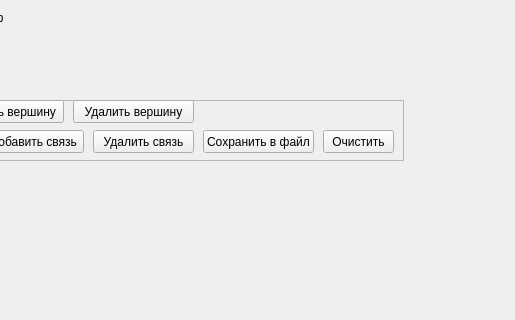
First picture: the form in Lab7/mainwindow.ui, repository Kupchinsky/Programming, before the edit; both pictures show x 107 to 622 and y 0 to 320 of the 622 by 542 pixel window.
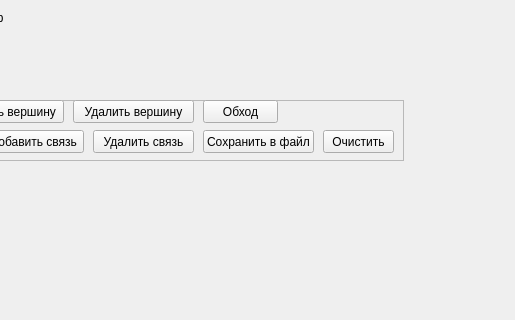
Second picture: the form after the edit. Custom widgets are drawn as their Qt base class.

What changed in the file:
```diff
--- a/Lab7/mainwindow.ui
+++ b/Lab7/mainwindow.ui
@@ -175,6 +175,19 @@
       <string>Удалить вершину</string>
      </property>
     </widget>
+    <widget class="QPushButton" name="pushButton">
+     <property name="geometry">
+      <rect>
+       <x>300</x>
+       <y>0</y>
+       <width>75</width>
+       <height>23</height>
+      </rect>
+     </property>
+     <property name="text">
+      <string>Обход</string>
+     </property>
+    </widget>
    </widget>
   </widget>
  </widget>
```
